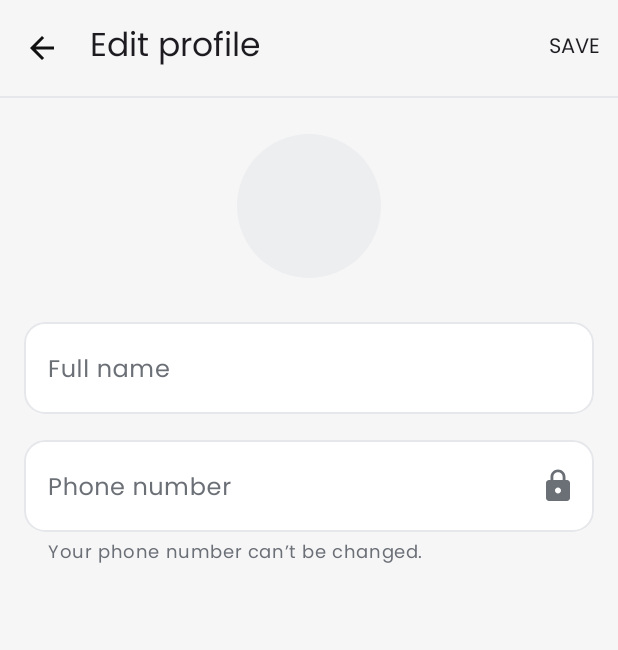
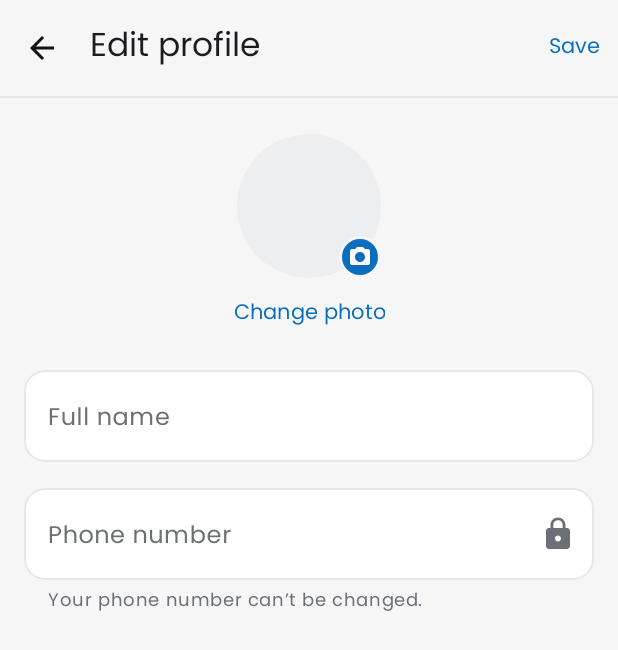
Before and after one commit to Project-Mobile-TEAM/Project_Mobile, an Android app: the EditProfileFragment screen opened through its navigation route, on a phone screen of 412 x 824 dp. Shown: the top 650 px of the screen. Run offline under Robolectric (Android 15) with nearby library versions, the phone set to English and light mode, and no system bars; our stand-ins replace navigation-ui; network calls fail; pictures from the network do not load; 2 statements that could not run were skipped.

Commit message:
fix(android): align Phase 3 screens with Figma (avatar camera badge, change-photo link, device dividers, centered setting rows, menu action style)

```diff
--- a/app/src/main/java/com/utechat/ui/profile/DevicesFragment.java
+++ b/app/src/main/java/com/utechat/ui/profile/DevicesFragment.java
@@ -7,6 +7,7 @@ import androidx.fragment.app.Fragment;
 import androidx.lifecycle.ViewModelProvider;
 import androidx.navigation.Navigation;
 import androidx.recyclerview.widget.LinearLayoutManager;
+import com.google.android.material.divider.MaterialDividerItemDecoration;
 import com.google.android.material.dialog.MaterialAlertDialogBuilder;
 import com.google.android.material.snackbar.Snackbar;
 import com.utechat.R;
@@ -32,6 +33,11 @@ public class DevicesFragment extends Fragment {
         adapter = new DeviceAdapter(this::confirmRevoke);
         binding.list.setLayoutManager(new LinearLayoutManager(requireContext()));
         binding.list.setAdapter(adapter);
+        // Đường kẻ giữa các thiết bị (theo Figma), thụt vào cho thẳng với chữ.
+        MaterialDividerItemDecoration line = new MaterialDividerItemDecoration(requireContext(), LinearLayoutManager.VERTICAL);
+        line.setDividerInsetStart((int) (68 * getResources().getDisplayMetrics().density));
+        line.setLastItemDecorated(false);
+        binding.list.addItemDecoration(line);
         load();
     }
 
--- a/app/src/main/java/com/utechat/ui/profile/EditProfileFragment.java
+++ b/app/src/main/java/com/utechat/ui/profile/EditProfileFragment.java
@@ -27,6 +27,7 @@ public class EditProfileFragment extends Fragment {
     }
 
     @Override public void onViewCreated(@NonNull View view, @Nullable Bundle state) {
+        binding.tvChangePhoto.setOnClickListener(v -> Snackbar.make(binding.getRoot(), R.string.profile_change_photo_soon, Snackbar.LENGTH_SHORT).show());
         viewModel = new ViewModelProvider(this, ProfileViewModel.FACTORY).get(ProfileViewModel.class);
         binding.toolbar.setNavigationOnClickListener(v -> Navigation.findNavController(v).navigateUp());
         binding.toolbar.setOnMenuItemClickListener(item -> { save(); return true; });
--- /dev/null
+++ b/app/src/main/res/drawable/bg_avatar_badge.xml
@@ -0,0 +1,6 @@
+<?xml version="1.0" encoding="utf-8"?>
+<!-- Huy hiệu máy ảnh góc avatar (theo Figma): nền xanh, viền cùng màu nền màn hình. -->
+<shape xmlns:android="http://schemas.android.com/apk/res/android" android:shape="oval">
+    <solid android:color="@color/ute_accent" />
+    <stroke android:width="2dp" android:color="?attr/colorSurface" />
+</shape>
--- /dev/null
+++ b/app/src/main/res/drawable/ic_camera.xml
@@ -0,0 +1,6 @@
+<?xml version="1.0" encoding="utf-8"?>
+<!-- Máy ảnh trắng cho huy hiệu avatar. -->
+<vector xmlns:android="http://schemas.android.com/apk/res/android"
+    android:width="24dp" android:height="24dp" android:viewportWidth="24" android:viewportHeight="24">
+    <path android:fillColor="@color/ute_on_accent" android:pathData="M9,2L7.17,4H4c-1.1,0 -2,0.9 -2,2v12c0,1.1 0.9,2 2,2h16c1.1,0 2,-0.9 2,-2V6c0,-1.1 -0.9,-2 -2,-2h-3.17L15,2H9zM12,17c-2.76,0 -5,-2.24 -5,-5s2.24,-5 5,-5 5,2.24 5,5 -2.24,5 -5,5z" />
+</vector>
--- a/app/src/main/res/layout/fragment_edit_profile.xml
+++ b/app/src/main/res/layout/fragment_edit_profile.xml
@@ -20,15 +20,25 @@
         app:layout_constraintStart_toStartOf="parent" app:layout_constraintEnd_toEndOf="parent">
         <LinearLayout android:layout_width="match_parent" android:layout_height="wrap_content"
             android:orientation="vertical" android:padding="16dp">
-            <TextView android:id="@+id/tv_avatar" android:layout_width="96dp" android:layout_height="96dp"
-                android:layout_gravity="center_horizontal" android:layout_marginTop="8dp"
+            <FrameLayout android:layout_width="wrap_content" android:layout_height="wrap_content"
+                android:layout_gravity="center_horizontal" android:layout_marginTop="8dp">
+                <TextView android:id="@+id/tv_avatar" android:layout_width="96dp" android:layout_height="96dp"
                 android:background="@drawable/bg_avatar" android:gravity="center"
-                android:contentDescription="@string/auth_avatar_description"
+                    android:contentDescription="@string/auth_avatar_description"
                 android:textColor="@color/ute_avatar_text" android:textSize="32sp" android:textStyle="bold" />
+                <!-- Chỉ trang trí: đổi ảnh thuộc phase media. -->
+                <ImageView android:layout_width="28dp" android:layout_height="28dp" android:layout_gravity="bottom|end"
+                    android:background="@drawable/bg_avatar_badge" android:padding="6dp"
+                    android:src="@drawable/ic_camera" android:importantForAccessibility="no" />
+            </FrameLayout>
+            <TextView android:id="@+id/tv_change_photo" android:layout_width="wrap_content" android:layout_height="48dp"
+                android:layout_gravity="center_horizontal" android:gravity="center" android:minWidth="48dp"
+                android:text="@string/profile_change_photo" android:textColor="@color/ute_accent"
+                android:textAppearance="?attr/textAppearanceLabelLarge" android:clickable="true" android:focusable="true" />
 
             <com.google.android.material.textfield.TextInputLayout android:id="@+id/til_name"
                 style="@style/Widget.UTEChat.InputLayout" android:layout_width="match_parent" android:layout_height="wrap_content"
-                android:layout_marginTop="24dp" android:hint="@string/auth_hint_full_name">
+                android:layout_marginTop="8dp" android:hint="@string/auth_hint_full_name">
                 <com.google.android.material.textfield.TextInputEditText android:id="@+id/et_name"
                     android:layout_width="match_parent" android:layout_height="wrap_content"
                     android:inputType="textPersonName|textCapWords" android:maxLength="50" android:autofillHints="name" />
@@ -43,7 +53,7 @@
                 app:helperText="@string/profile_phone_locked">
                 <com.google.android.material.textfield.TextInputEditText android:id="@+id/et_phone"
                     android:layout_width="match_parent" android:layout_height="wrap_content"
-                    android:enabled="false" android:inputType="none" />
+                    android:enabled="false" android:inputType="none" android:textColor="?attr/colorOnSurface" />
             </com.google.android.material.textfield.TextInputLayout>
         </LinearLayout>
     </ScrollView>
--- a/app/src/main/res/layout/item_setting_row.xml
+++ b/app/src/main/res/layout/item_setting_row.xml
@@ -17,7 +17,8 @@
 
     <TextView android:id="@+id/title" android:layout_width="0dp" android:layout_height="wrap_content"
         android:layout_marginStart="12dp" android:layout_marginEnd="8dp"
-        android:textAppearance="?attr/textAppearanceBodyLarge" android:textColor="?attr/colorOnSurface"
+        android:textAppearance="?attr/textAppearanceBodyMedium" android:textColor="?attr/colorOnSurface"
+        android:includeFontPadding="false"
         app:layout_constraintStart_toEndOf="@id/icon_circle" app:layout_constraintEnd_toStartOf="@id/barrier_end"
         app:layout_constraintTop_toTopOf="parent" app:layout_constraintBottom_toBottomOf="parent" />
 
@@ -28,7 +29,7 @@
 
     <!-- Giá trị hiện tại (ví dụ "Tiếng Việt"), ẩn mặc định. -->
     <TextView android:id="@+id/value" android:layout_width="wrap_content" android:layout_height="wrap_content"
-        android:visibility="gone" android:textAppearance="?attr/textAppearanceBodyMedium"
+        android:visibility="gone" android:textAppearance="?attr/textAppearanceBodyMedium" android:includeFontPadding="false"
         android:textColor="?attr/colorOnSurfaceVariant"
         app:layout_constraintEnd_toStartOf="@id/chevron" app:layout_constraintTop_toTopOf="parent"
         app:layout_constraintBottom_toBottomOf="parent" />
--- a/app/src/main/res/values-night/themes.xml
+++ b/app/src/main/res/values-night/themes.xml
@@ -16,5 +16,7 @@
         <!-- Font Poppins toàn app, giống bản sáng. -->
         <item name="android:fontFamily">@font/poppins</item>
         <item name="fontFamily">@font/poppins</item>
+        <item name="actionMenuTextAppearance">@style/TextAppearance.UTEChat.MenuAction</item>
+        <item name="actionMenuTextColor">@color/ute_accent</item>
     </style>
 </resources>
--- a/app/src/main/res/values/strings_profile.xml
+++ b/app/src/main/res/values/strings_profile.xml
@@ -19,6 +19,8 @@
     <string name="profile_logout">Log out</string>
     <string name="profile_edit_title">Edit profile</string>
     <string name="profile_save">Save</string>
+    <string name="profile_change_photo">Change photo</string>
+    <string name="profile_change_photo_soon">Changing your photo is coming soon.</string>
     <string name="profile_phone_locked">Your phone number can’t be changed.</string>
     <string name="profile_password_title">Change password</string>
     <string name="profile_current_password">Current password</string>
--- a/app/src/main/res/values/themes.xml
+++ b/app/src/main/res/values/themes.xml
@@ -20,6 +20,13 @@
         <!-- Font Poppins toàn app (hỗ trợ dấu tiếng Việt); cần cả hai thuộc tính cho View thường và AppCompat/Material. -->
         <item name="android:fontFamily">@font/poppins</item>
         <item name="fontFamily">@font/poppins</item>
+        <item name="actionMenuTextAppearance">@style/TextAppearance.UTEChat.MenuAction</item>
+        <item name="actionMenuTextColor">@color/ute_accent</item>
+    </style>
+    <!-- Chữ "Lưu" trên thanh tiêu đề: không viết hoa toàn bộ, màu nhấn (theo Figma). -->
+    <style name="TextAppearance.UTEChat.MenuAction" parent="TextAppearance.Material3.LabelLarge">
+        <item name="textAllCaps">false</item>
+        <item name="android:textAllCaps">false</item>
     </style>
     <style name="Theme.UTEChat" parent="Base.Theme.UTEChat" />
 </resources>
```
Also changed, not shown: app/src/main/res/layout/fragment_complete_profile.xml (+9 -3 lines), app/src/main/res/layout/item_device.xml (+4 -3 lines), 1 other file.
